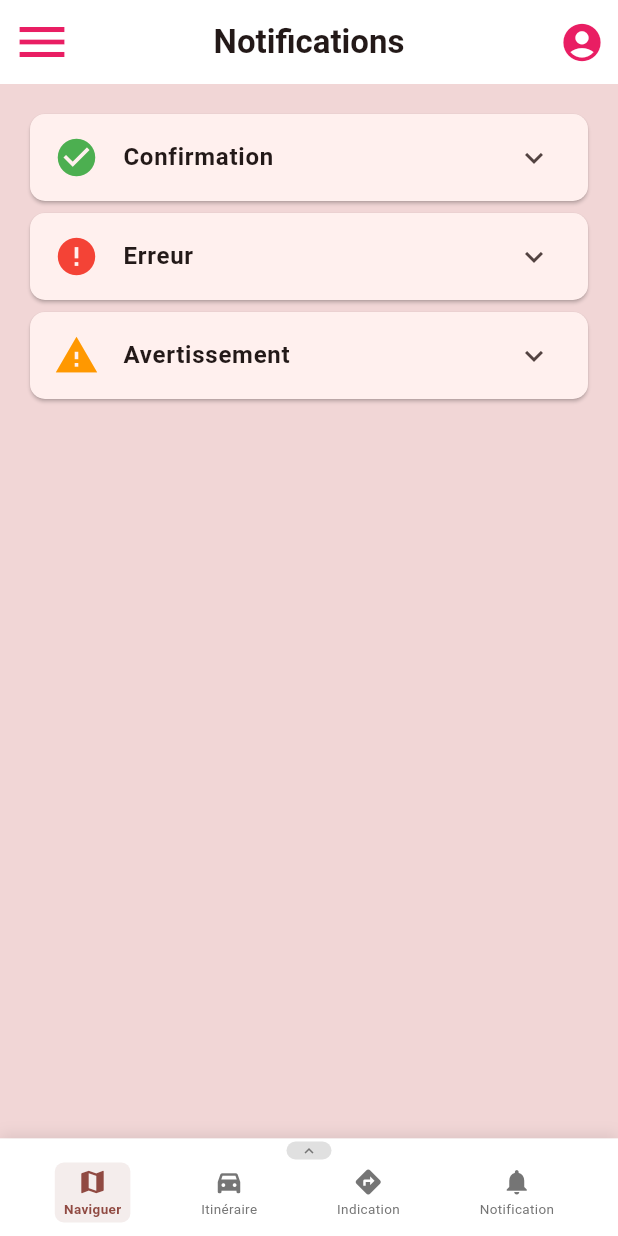
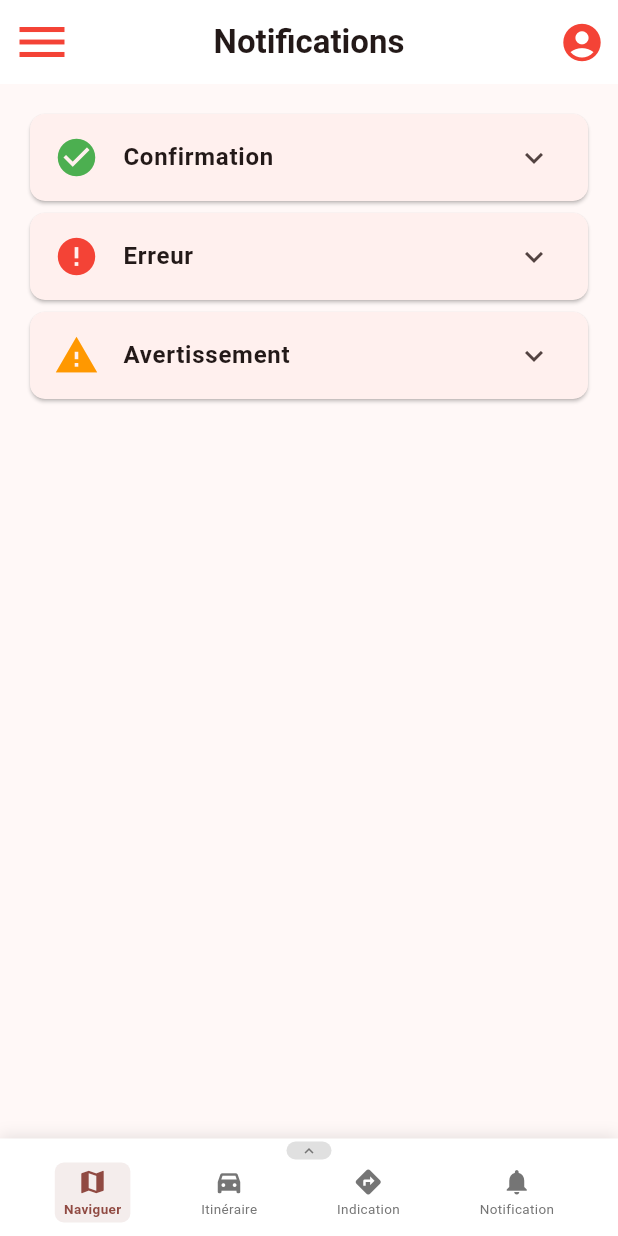
Before and after one commit to youmbidan/KAYYDRIVE, a Flutter app: the NotificationPage screen opened by its route, on a phone screen of 412 x 824 dp. Run offline on Flutter 3.47's test engine with Material 3 defaults, Android fonts, the light colour scheme and no system bars; our stand-ins replace flutter_map, flutter_svg, flutter_typeahead, geolocator, latlong2.

Commit message:
integration 91%

```diff
--- a/lib/Views/Composant/nav_state.dart
+++ b/lib/Views/Composant/nav_state.dart
@@ -19,6 +19,7 @@ class NavigationState extends ChangeNotifier {
     NavItem(icon: Icons.card_giftcard, label: 'Recompense'),
     NavItem(icon: Icons.chat, label: 'Chatbot'),
     NavItem(icon: Icons.hub, label: 'Prediction'),
+    NavItem(icon: Icons.car_crash_outlined, label: 'Incident'),
   ];
 
   void navigate(int index, BuildContext context) {
@@ -34,7 +35,7 @@ class NavigationState extends ChangeNotifier {
       5: '/recompenses',
       6: '/chatbot',
       7: '/trafficPrediction',
-      8: '/',
+      8: '/incident',
     };
 
     if (routes.containsKey(index)) {
--- a/lib/Views/Gestion_publicite/AdminPublicite.dart
+++ b/lib/Views/Gestion_publicite/AdminPublicite.dart
@@ -105,7 +105,7 @@ class _PubliciteListingPageState extends State<PubliciteListingPage> {
           backgroundColor: Theme.of(context).colorScheme.inversePrimary,
           child: const Icon(Icons.add),
           onPressed: () {
-            Navigator.pushNamed(context, 'ajouterPub');
+            Navigator.pushNamed(context, '/ajouterPub');
           },
         ),
         bottomNavigationBar: CustomBottomNavigation(
--- a/lib/Views/Notifciation/notification.dart
+++ b/lib/Views/Notifciation/notification.dart
@@ -9,6 +9,8 @@ class NotificationPage extends StatefulWidget {
 }
 
 class _NotificationPageState extends State<NotificationPage> {
+  final Color primaryColor = Colors.red; // Variable pour la couleur principale
+
   @override
   Widget build(BuildContext context) {
     final navState = Provider.of<NavigationState>(context);
@@ -20,27 +22,17 @@ class _NotificationPageState extends State<NotificationPage> {
           "Notifications",
           style: TextStyle(fontWeight: FontWeight.bold),
         ),
-        centerTitle: true, // Centre le titre
+        centerTitle: true,
         leading: IconButton(
-          icon: Icon(
-            Icons.menu,
-            color: Colors.pink,
-            size: 40,
-          ), // Icône de menu en rose
+          icon: Icon(Icons.menu, color: primaryColor, size: 40),
           onPressed: () {
-            Scaffold.of(context).openDrawer(); // Ouvre le menu Drawer
+            Scaffold.of(context).openDrawer();
           },
         ),
         actions: [
           IconButton(
-            icon: Icon(
-              Icons.account_circle,
-              color: Colors.pink,
-              size: 30,
-            ), // Icône de profil utilisateur
-            onPressed: () {
-              // Action sur l'icône profil (ajouter une navigation si nécessaire)
-            },
+            icon: Icon(Icons.account_circle, color: primaryColor, size: 30),
+            onPressed: () {},
           ),
         ],
       ),
@@ -49,31 +41,26 @@ class _NotificationPageState extends State<NotificationPage> {
           padding: EdgeInsets.zero,
           children: [
             DrawerHeader(
-              decoration: BoxDecoration(color: Colors.redAccent),
+              decoration: BoxDecoration(color: primaryColor),
               child: Text(
                 "Menu",
                 style: TextStyle(color: Colors.white, fontSize: 24),
               ),
             ),
             ListTile(
-              leading: Icon(Icons.home, color: Colors.redAccent),
+              leading: Icon(Icons.home, color: primaryColor),
               title: Text("Accueil"),
-              onTap: () {
-                // Ajouter navigation ici
-              },
+              onTap: () {},
             ),
             ListTile(
-              leading: Icon(Icons.settings, color: Colors.redAccent),
+              leading: Icon(Icons.settings, color: primaryColor),
               title: Text("Paramètres"),
-              onTap: () {
-                // Ajouter navigation ici
-              },
+              onTap: () {},
             ),
           ],
         ),
       ),
       body: Container(
-        color: Color(0xFFF1D6D6), // Fond rose clair
         padding: EdgeInsets.all(16.0),
         child: Column(
           children: [
```
Also changed, not shown: lib/Views/Indication/Indication.dart (+25 -41 lines), lib/Views/Navigation/navigation.dart (+27 -15 lines), lib/main.dart (+6 -3 lines).
